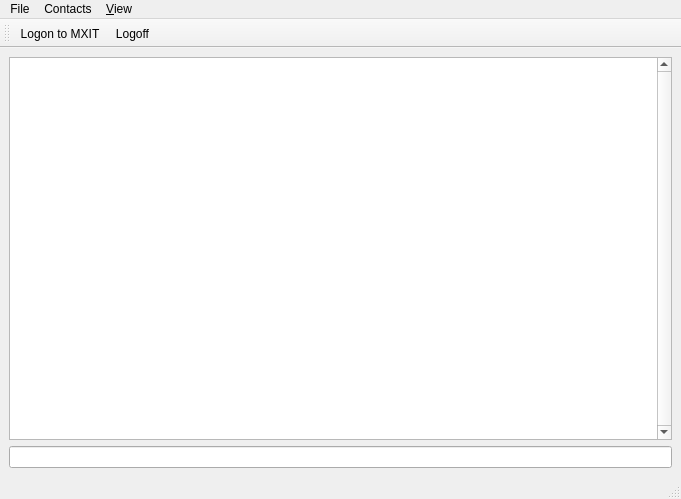
The window that src/gui/mxitc.ui (marcbowes/mxitc) describes before a commit, drawn with Qt 5.
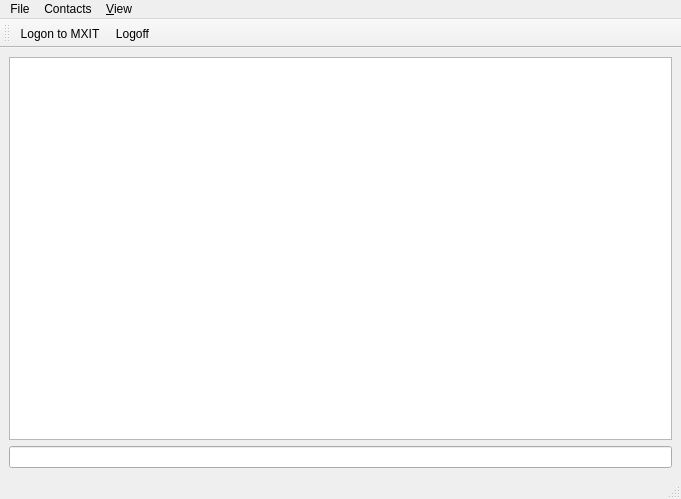
The same window after the commit.

Diff of the .ui file:
```diff
--- a/src/gui/mxitc.ui
+++ b/src/gui/mxitc.ui
@@ -17,21 +17,6 @@
    <layout class="QVBoxLayout" name="verticalLayout">
     <item>
      <widget class="QTextEdit" name="mainTextArea">
-      <property name="sizePolicy">
-       <sizepolicy hsizetype="Expanding" vsizetype="Expanding">
-        <horstretch>0</horstretch>
-        <verstretch>0</verstretch>
-       </sizepolicy>
-      </property>
-      <property name="autoFillBackground">
-       <bool>true</bool>
-      </property>
-      <property name="verticalScrollBarPolicy">
-       <enum>Qt::ScrollBarAlwaysOn</enum>
-      </property>
-      <property name="horizontalScrollBarPolicy">
-       <enum>Qt::ScrollBarAlwaysOff</enum>
-      </property>
       <property name="readOnly">
        <bool>true</bool>
       </property>
```
